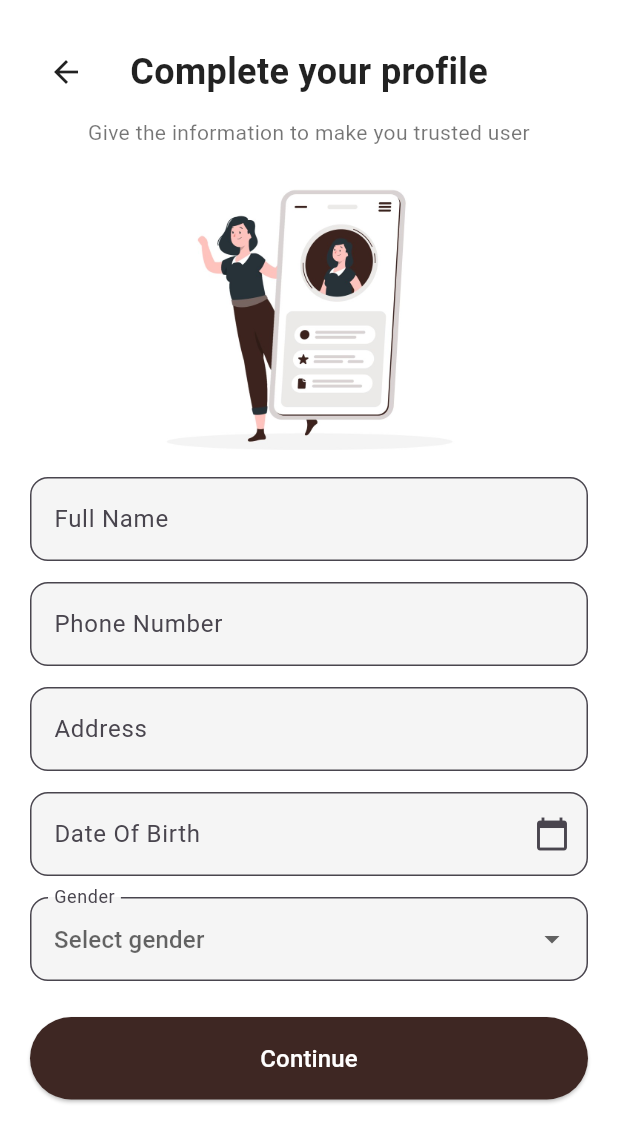
After one commit to Deep-Kacha/Car_Rent_App, a Flutter app: the CompleteProfilePage screen opened directly, on a phone screen of 412 x 824 dp. The commit adds this screen. Shown: the top 1142 px of the screen. Run offline on Flutter 3.47's test engine with Material 3 defaults, Android fonts, the phone set to English and light mode, and no system bars; our stand-ins replace firebase_auth, firebase_core, google_sign_in, image_picker, multi_select_flutter, pinput; accounts and stored records are empty.

Commit message:
Add a complete profile page

```diff
--- /dev/null
+++ b/EXPRESS_CAR/lib/Authentication/CompleteProfile.dart
@@ -0,0 +1,257 @@
+import 'package:flutter/material.dart';
+import 'package:express_car/HomeDetails/Home_Page/home_page.dart';
+
+class CompleteProfilePage extends StatefulWidget {
+  @override
+  _CompleteProfilePageState createState() => _CompleteProfilePageState();
+}
+
+class _CompleteProfilePageState extends State<CompleteProfilePage> {
+  final _formKey = GlobalKey<FormState>();
+
+  final _nameController = TextEditingController();
+  final _phoneController = TextEditingController();
+  final _addressController = TextEditingController();
+  final _dobController = TextEditingController();
+  String? _selectedGender;
+
+  bool _isSubmitting = false;
+  final Color _primaryBrown = const Color(0xFF3E2723);
+
+  @override
+  void dispose() {
+    _nameController.dispose();
+    _phoneController.dispose();
+    _addressController.dispose();
+    _dobController.dispose();
+    super.dispose();
+  }
+
+  void _onContinue() {
+    if (!_formKey.currentState!.validate()) return;
+    setState(() => _isSubmitting = true);
+
+    Future.delayed(const Duration(seconds: 1), () {
+      setState(() => _isSubmitting = false);
+      Navigator.pushReplacement(
+        context,
+        MaterialPageRoute(builder: (context) => HomePage()),
+      );
+    });
+  }
+
+  InputDecoration _fieldDecoration(
+    String label,
+    String hint, {
+    Widget? suffix,
+  }) {
+    return InputDecoration(
+      labelText: label,
+      hintText: hint,
+      filled: true,
+      fillColor: Colors.grey.shade100,
+      border: OutlineInputBorder(borderRadius: BorderRadius.circular(12)),
+      suffixIcon: suffix,
+    );
+  }
+
+  @override
+  Widget build(BuildContext context) {
+    return Scaffold(
+      backgroundColor: Colors.white,
+      body: SafeArea(
+        child: SingleChildScrollView(
+          padding: const EdgeInsets.symmetric(horizontal: 20, vertical: 24),
+          child: Column(
+            crossAxisAlignment: CrossAxisAlignment.stretch,
+            children: [
+              // Top bar with back button + centered title
+              Row(
+                children: [
+                  IconButton(
+                    icon: Icon(Icons.arrow_back, color: Colors.black87),
+                    onPressed: () => Navigator.pop(context),
+                  ),
+                  Expanded(
+                    child: Center(
+                      child: Text(
+                        "Complete your profile",
+                        style: TextStyle(
+                          fontSize: 24,
+                          fontWeight: FontWeight.w600,
+                          color: Colors.black87,
+                        ),
+                      ),
+                    ),
+                  ),
+                  const SizedBox(width: 48), // keeps title centered
+                ],
+              ),
+              const SizedBox(height: 6),
+
+              Text(
+                "Give the information to make you trusted user",
+                textAlign: TextAlign.center,
+                style: TextStyle(fontSize: 14, color: Colors.black54),
+              ),
+              const SizedBox(height: 24),
+
+              Center(
+                child: Image.asset(
+                  "assets/images/complete_profile.jpg",
+                  height: 180,
+                ),
+              ),
+              const SizedBox(height: 16),
+
+              Form(
+                key: _formKey,
+                autovalidateMode: AutovalidateMode.onUserInteraction,
+                child: Column(
+                  children: [
+                    // Full Name
+                    TextFormField(
+                      controller: _nameController,
+                      autovalidateMode: AutovalidateMode.onUserInteraction,
+                      decoration: _fieldDecoration("Full Name", "Ethan John"),
+                      validator: (value) {
+                        if (value == null || value.trim().isEmpty) {
+                          return 'Please enter your full name';
+                        }
+                        // Only alphabets (a-z, A-Z) and spaces allowed
+                        if (!RegExp(r'^[a-zA-Z ]+$').hasMatch(value.trim())) {
+                          return 'Name should contain only letters';
+                        }
+                        return null;
+                      },
+                    ),
+                    const SizedBox(height: 14),
+
+                    // Phone
+                    TextFormField(
+                      controller: _phoneController,
+                      keyboardType: TextInputType.phone,
+                      autovalidateMode: AutovalidateMode.onUserInteraction,
+                      decoration: _fieldDecoration(
+                        "Phone Number",
+                        "Enter phone number",
+                      ),
+                      validator: (value) {
+                        if (value == null || value.trim().isEmpty) {
+                          return "Please enter your phone number";
+                        } else if (!RegExp(r'^[0-9]{10}$').hasMatch(value)) {
+                          return "Enter valid 10-digit number";
+                        }
+                        return null;
+                      },
+                    ),
+                    const SizedBox(height: 14),
+
+                    // Address
+                    TextFormField(
+                      controller: _addressController,
+                      autovalidateMode: AutovalidateMode.onUserInteraction,
+                      decoration: _fieldDecoration(
+                        "Address",
+                        "Enter your address",
+                      ),
+                      validator: (value) {
+                        if (value == null || value.trim().isEmpty) {
+                          return 'Please enter your address';
+                        }
+                        return null;
+                      },
+                    ),
+                    const SizedBox(height: 14),
+
+                    // Date of Birth
+                    TextFormField(
+                      controller: _dobController,
+                      readOnly: true,
+                      autovalidateMode: AutovalidateMode.onUserInteraction,
+                      decoration: _fieldDecoration(
+                        "Date Of Birth",
+                        "Select your date of birth",
+                        suffix: Icon(Icons.calendar_today),
+                      ),
+                      onTap: () async {
+                        FocusScope.of(context).requestFocus(FocusNode());
+                        DateTime? picked = await showDatePicker(
+                          context: context,
+                          initialDate: DateTime(2000),
+                          firstDate: DateTime(1900),
+                          lastDate: DateTime.now(),
+                        );
+                        if (picked != null) {
+                          _dobController.text =
+                              "${picked.day}/${picked.month}/${picked.year}";
+                        }
+                      },
+                      validator: (value) {
+                        if (value == null || value.trim().isEmpty) {
+                          return 'Please select your date of birth';
+                        }
+                        return null;
+                      },
+                    ),
+                    const SizedBox(height: 14),
+
+                    // Gender Dropdown
+                    DropdownButtonFormField<String>(
+                      decoration: _fieldDecoration("Gender", "Select gender"),
+                      value: _selectedGender,
+                      items: ["Male", "Female", "Other"]
+                          .map(
+                            (gender) => DropdownMenuItem(
+                              value: gender,
+                              child: Text(gender),
+                            ),
+                          )
+                          .toList(),
+                      onChanged: (value) =>
+                          setState(() => _selectedGender = value),
+                      validator: (value) =>
+                          value == null ? "Please select your gender" : null,
+                    ),
+                    const SizedBox(height: 24),
+
+                    // Continue Button
+                    SizedBox(
+                      width: double.infinity,
+                      child: ElevatedButton(
+                        onPressed: _isSubmitting ? null : _onContinue,
+                        style: ElevatedButton.styleFrom(
+                          backgroundColor: _primaryBrown,
+                          padding: const EdgeInsets.symmetric(vertical: 16),
+                          shape: RoundedRectangleBorder(
+                            borderRadius: BorderRadius.circular(30),
+                          ),
+                        ),
+                        child: _isSubmitting
+                            ? SizedBox(
+                                width: 18,
+                                height: 18,
+                                child: CircularProgressIndicator(
+                                  strokeWidth: 2,
+                                  color: Colors.white,
+                                ),
+                              )
+                            : Text(
+                                "Continue",
+                                style: TextStyle(
+                                  fontSize: 16,
+                                  color: Colors.white,
+                                ),
+                              ),
+                      ),
+                    ),
+                  ],
+                ),
+              ),
+            ],
+          ),
+        ),
+      ),
+    );
+  }
+}
```
Also changed, not shown: EXPRESS_CAR/lib/Authentication/signup_page.dart (+23 -13 lines), EXPRESS_CAR/assets/images/complete_profile.jpg (added).
